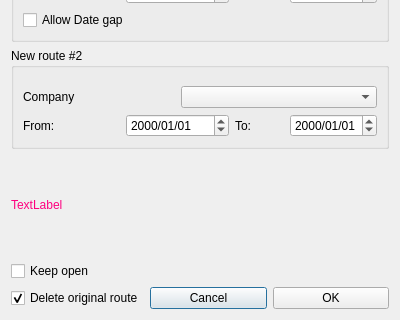
Old version of the form mapper_app/ui/splitroute.ui in the repository allenck/mapper; both pictures show x 0 to 400 and y 227 to 547 of the 400 by 547 pixel window.
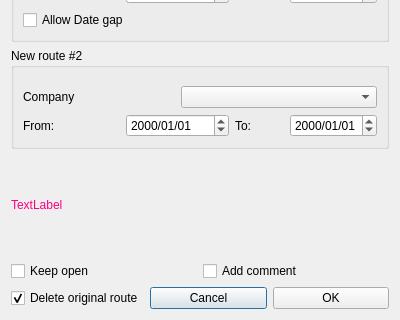
New version of the form. Custom widgets are drawn as their Qt base class.

Patch:
```diff
--- a/mapper_app/ui/splitroute.ui
+++ b/mapper_app/ui/splitroute.ui
@@ -176,11 +176,22 @@
     </widget>
    </item>
    <item row="5" column="0">
+    <layout class="QHBoxLayout" name="horizontalLayout_3">
+     <item>
     <widget class="QCheckBox" name="cbKeepOpen">
      <property name="text">
       <string>Keep open</string>
      </property>
     </widget>
+     </item>
+     <item>
+      <widget class="QCheckBox" name="chkAddComment">
+       <property name="text">
+        <string>Add comment</string>
+       </property>
+      </widget>
+     </item>
+    </layout>
    </item>
    <item row="6" column="0">
     <layout class="QHBoxLayout" name="horizontalLayout">
```
Lines whose indentation alone changed are shown as unchanged.
